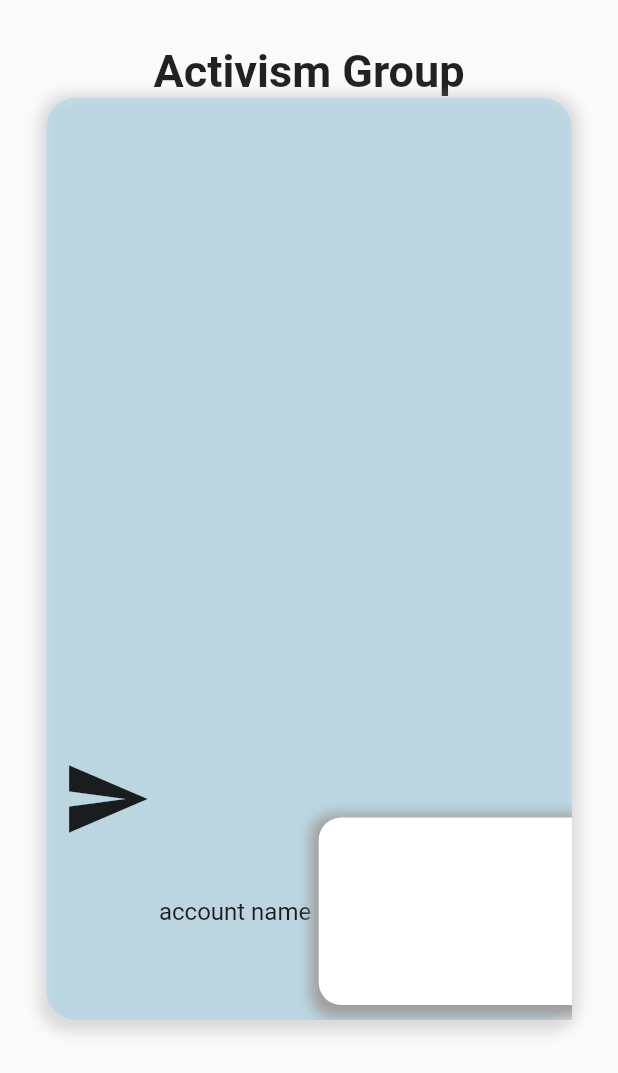
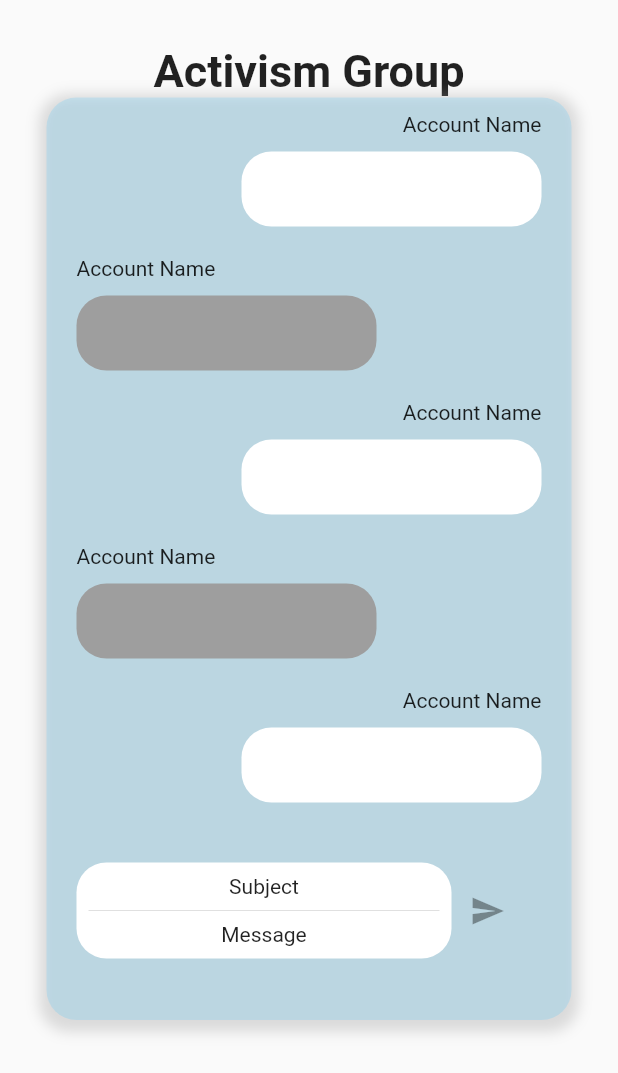
Before and after one commit to shamasaleem/flutter_app_eco_act2020, a Flutter app: the ChateFeature screen opened directly, on a phone screen of 412 x 824 dp. Shown: the top 1073 px of the screen. Run offline on Flutter 3.47's test engine with Material 2 defaults, Android fonts, the phone set to English and light mode, and no system bars; our stand-ins replace curved_navigation_bar.

Commit message:
fixed up chat page

```diff
--- a/lib/main.dart
+++ b/lib/main.dart
@@ -27,7 +27,7 @@ class MyApp extends StatelessWidget {
   Widget build(BuildContext context) {
     return MaterialApp(
       title: 'Welcome to Flutter',
-      home: YourCreatedEvents(),
+      home: ChateFeature(),
     );
   }
 }
--- a/lib/screens/chat_feature.dart
+++ b/lib/screens/chat_feature.dart
@@ -35,180 +35,144 @@ class _ChateFeatureState extends State<ChateFeature> {
           height: 615.0,
           width: 350.0,
 
-        child: Stack(children: <Widget>[
-          Positioned(
-          bottom: 10, left: 10,
-          child: Row(
-            children: <Widget>[
-            Icon(Icons.send, size: 60.0,),
-          SizedBox(width: 5.0),
+        child: Padding(
+          padding: const EdgeInsets.symmetric(horizontal: 20.0, vertical: 10.0),
+          child: Column(
+            children: [
+              Row(
+                children: [
+                  Spacer(),
                   Column(
-            children: <Widget>[
+                    crossAxisAlignment: CrossAxisAlignment.end,
+                    children: [
+                      Text('Account Name'),
+                      SizedBox(height: 10.0,),
                       Container(
-          child: Text('subject',
-            style: TextStyle(
-              fontSize: 16,
-              fontWeight: FontWeight.bold,
-            ),
-          ),
-          height: 75, width: 250,
                         decoration: BoxDecoration(
                           color: Colors.white,
-            borderRadius:BorderRadius.circular(15.0),
-            boxShadow: [
-              BoxShadow(
-                color:Colors.grey,
-                spreadRadius: 5,
-                blurRadius: 7,
-                offset:Offset (0,3),
+                          borderRadius: BorderRadius.circular(20.0),
+                        ),
+                        width: 200.0,
+                        height: 50.0,
+                      )
+                    ],
                   )
                 ],
               ),
+              SizedBox(height: 20.0,),
+              Row(
+                children: [
+                  //Spacer(),
+                  Column(
+                    crossAxisAlignment: CrossAxisAlignment.start,
+                    children: [
+                      Text('Account Name'),
+                      SizedBox(height: 10.0,),
+                      Container(
+                        decoration: BoxDecoration(
+                          color: Colors.grey,
+                          borderRadius: BorderRadius.circular(20.0),
                         ),
-        Divider(
-          height:0, thickness:15, color: Colors.black,
-        ),
-        Container(
-          child: Text('message',
-            style: TextStyle(
-              fontSize: 16,
-            ),
-          ),
-          height: 75, width: 250,
-          decoration: BoxDecoration(
-            color: Colors.white,
-            borderRadius:BorderRadius.circular(15.0),
-            boxShadow: [
-              BoxShadow(
-                color:Colors.grey,
-                spreadRadius: 5,
-                blurRadius: 7,
-                offset:Offset (0,3),
+                        width: 200.0,
+                        height: 50.0,
+                      )
+                    ],
                   )
                 ],
               ),
-        ),
-        Positioned(
-          bottom: 50, right: 10,
-          child: Row(
-            children: <Widget>[
-            Text('account name',
-            style: TextStyle(
-              fontSize: 16,
-            ),
-          ),
-          SizedBox(width: 5.0),
+              SizedBox(height: 20.0,),
+              Row(
+                children: [
+                  Spacer(),
+                  Column(
+                    crossAxisAlignment: CrossAxisAlignment.end,
+                    children: [
+                      Text('Account Name'),
+                      SizedBox(height: 10.0,),
                       Container(
-            height: 125, width: 200,
                         decoration: BoxDecoration(
                           color: Colors.white,
-              borderRadius:BorderRadius.circular(15.0),
-              boxShadow: [
-                BoxShadow(
-                  color:Colors.grey,
-                  spreadRadius: 5,
-                  blurRadius: 7,
-                  offset:Offset (0,3),
+                          borderRadius: BorderRadius.circular(20.0),
+                        ),
+                        width: 200.0,
+                        height: 50.0,
+                      )
+                    ],
                   )
                 ],
               ),
-          ),
-          Positioned(bottom: 30, left: 10,
-            child: Row(
-              children: <Widget>[
-              Text('account name',
-              style: TextStyle(
-                fontSize: 16,
-              ),
-            ),
-            SizedBox(width: 5.0),
+              SizedBox(height: 20.0,),
+              Row(
+                children: [
+                  //Spacer(),
+                  Column(
+                    crossAxisAlignment: CrossAxisAlignment.start,
+                    children: [
+                      Text('Account Name'),
+                      SizedBox(height: 10.0,),
                       Container(
-              height: 125, width: 200,
                         decoration: BoxDecoration(
                           color: Colors.grey,
-                borderRadius:BorderRadius.circular(15.0),
-                boxShadow: [
-                  BoxShadow(
-                    color:Colors.grey,
-                    spreadRadius: 5,
-                    blurRadius: 7,
-                    offset:Offset (0,3),
+                          borderRadius: BorderRadius.circular(20.0),
+                        ),
+                        width: 200.0,
+                        height: 50.0,
+                      )
+                    ],
                   )
                 ],
               ),
-            ),
-            Positioned(
-              bottom: 40,
-              right: 10,
-              child: Row(
-                children: <Widget>[
-                Text('account name',
-                style: TextStyle(
-                  fontSize: 16,
-                ),
-              ),
-              SizedBox(width: 5.0),
+              SizedBox(height: 20.0,),
+              Row(
+                children: [
+                  Spacer(),
+                  Column(
+                    crossAxisAlignment: CrossAxisAlignment.end,
+                    children: [
+                      Text('Account Name'),
+                      SizedBox(height: 10.0,),
                       Container(
-                height: 45, width: 100,
                         decoration: BoxDecoration(
                           color: Colors.white,
-                  borderRadius:BorderRadius.circular(15.0),
-                  boxShadow: [
-                    BoxShadow(
-                      color:Colors.grey,
-                      spreadRadius: 5,
-                      blurRadius: 7,
-                      offset:Offset (0,3),
+                          borderRadius: BorderRadius.circular(20.0),
+                        ),
+                        width: 200.0,
+                        height: 50.0,
+                      )
+                    ],
                   )
                 ],
               ),
+              SizedBox(height: 40.0,),
+
+              Row(
+                children: [
+                  Container(
+                    width: 250.0,
+                    decoration: BoxDecoration(
+                      color: Colors.white,
+                      borderRadius: BorderRadius.circular(20.0),
                     ),
-              Positioned(
-                bottom: 50,
-                left:10 ,
-                child: Row(
-                  children: <Widget>[
-                    Text('account name',
-                      style: TextStyle(
-                        fontSize: 16,
-                      ),
-                    ),
-                    SizedBox(width: 5.0),
-                    Container(
-                      height: 45, width: 100,
-                      decoration: BoxDecoration(
-                        color: Colors.grey,
-                        borderRadius:BorderRadius.circular(15.0),
-                        boxShadow: [
-                          BoxShadow(
-                            color:Colors.grey,
-                            spreadRadius: 5,
-                            blurRadius: 7,
-                            offset:Offset (0,3),
-
-                          )
+                    child: Padding(
+                      padding: const EdgeInsets.all(8.0),
+                      child: Container(
+                        child: Column(
+                          children: [
+                            Text('Subject'),
+                            Divider(),
+                            Text('Message'),
                           ],
                         ),
                       ),
+                    ),
+                  ),
+                  IconButton(icon: Icon(Icons.send),)
+                ],
+              )
+
             ],
           ),
-              ),
-              ],
-            ),
-          ),
-            ],
-        ),
-      ),
-      ],
-    ),
-    ),
-    ],
-    ),
-    ],
-    ),
-    ),
-    ],
-    ),
+        )
         ),
     ],
     ),
```
Lines whose indentation alone changed are shown as unchanged.
